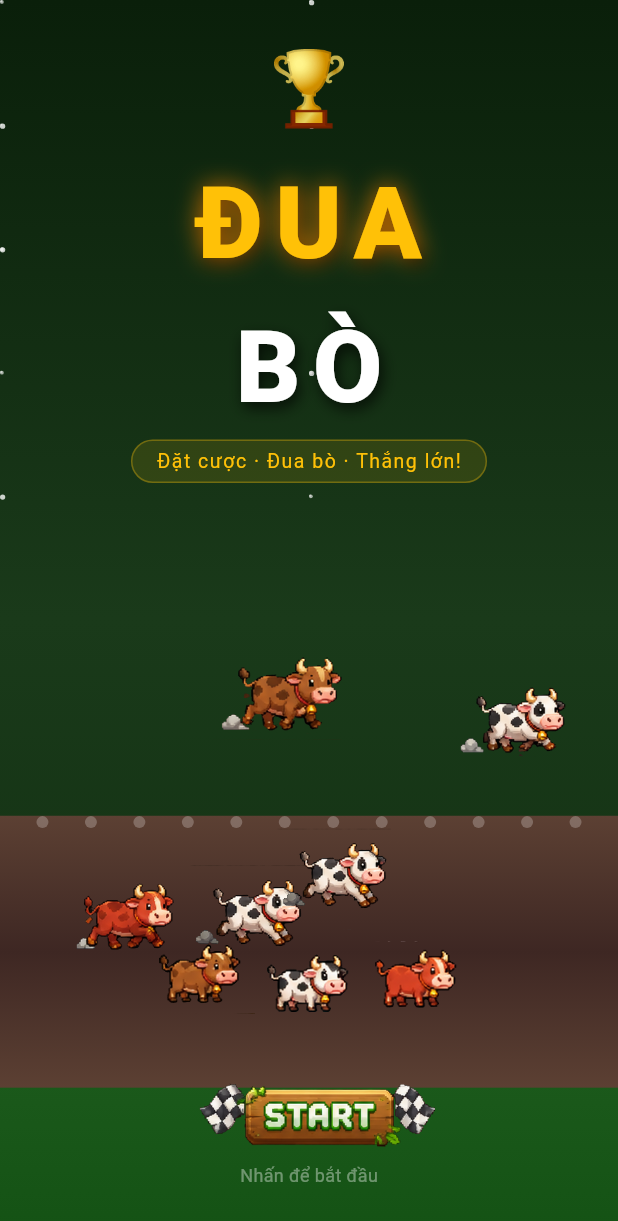
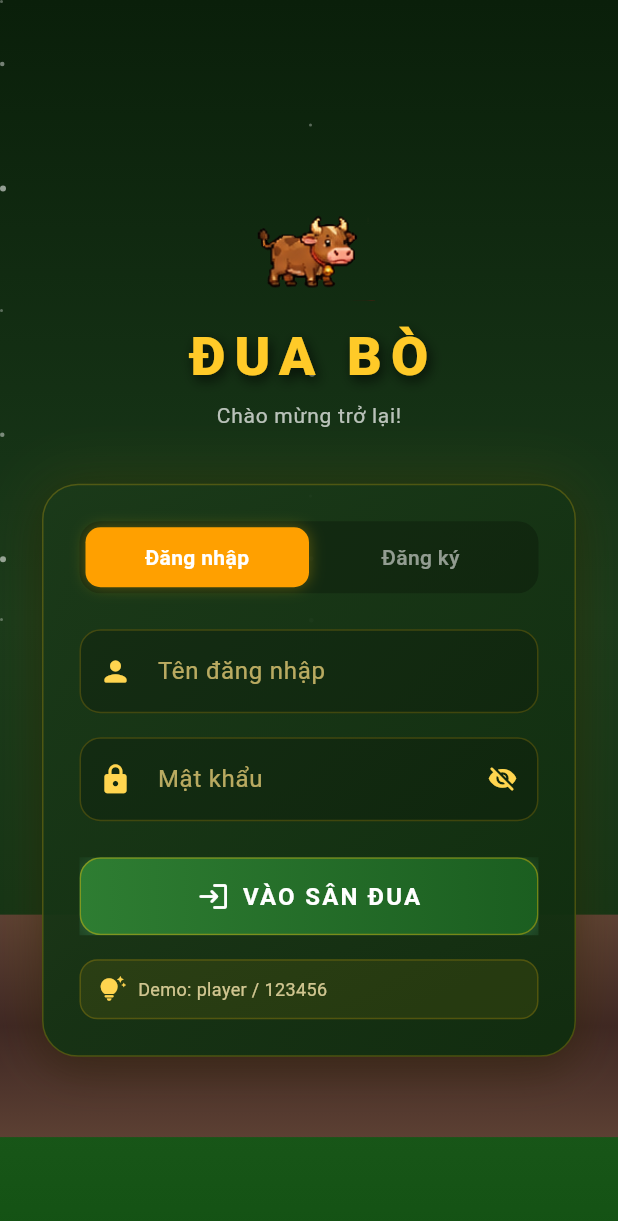
Before and after one commit to dataiyeumenh/racing-game-mini-project, a Flutter app: the screen it shows after launch, on a phone screen of 412 x 824 dp. Shown: the top 1221 px of the screen. Run offline on Flutter 3.47's test engine with Material 3 defaults, Android fonts, the phone set to English and light mode, and no system bars; our stand-ins replace audioplayers, shared_preferences.

Commit message:
Add login screen with local authentication flow.
Includes themed login/register UI, session persistence, and logout on home screen.

Co-authored-by: Cursor <cursoragent@cursor.com>

```diff
--- a/lib/main.dart
+++ b/lib/main.dart
@@ -1,7 +1,12 @@
 import 'package:flutter/material.dart';
+
 import 'screens/home_screen.dart';
+import 'screens/login_screen.dart';
+import 'services/auth_service.dart';
 
-void main() {
+void main() async {
+  WidgetsFlutterBinding.ensureInitialized();
+  await AuthService.instance.init();
   runApp(const CowRacingApp());
 }
 
@@ -13,7 +18,26 @@ class CowRacingApp extends StatelessWidget {
     return MaterialApp(
       title: 'Bò Đua',
       debugShowCheckedModeBanner: false,
-      home: const HomeScreen(),
+      theme: ThemeData(
+        colorScheme: ColorScheme.fromSeed(
+          seedColor: const Color(0xFF2E7D32),
+          brightness: Brightness.dark,
+        ),
+        useMaterial3: true,
+      ),
+      home: const AuthGate(),
     );
   }
 }
+
+class AuthGate extends StatelessWidget {
+  const AuthGate({super.key});
+
+  @override
+  Widget build(BuildContext context) {
+    if (AuthService.instance.isLoggedIn) {
+      return const HomeScreen();
+    }
+    return const LoginScreen();
+  }
+}
--- a/lib/screens/home_screen.dart
+++ b/lib/screens/home_screen.dart
@@ -2,7 +2,9 @@ import 'dart:async';
 import 'dart:math';
 import 'package:flutter/material.dart';
 import 'game_screen.dart';
+import 'login_screen.dart';
 import '../services/audio_service.dart';
+import '../services/auth_service.dart';
 
 class HomeScreen extends StatefulWidget {
   const HomeScreen({super.key});
@@ -213,7 +215,66 @@ class _HomeScreenState extends State<HomeScreen>
           SafeArea(
             child: Column(
               children: [
-                const SizedBox(height: 24),
+                Padding(
+                  padding: const EdgeInsets.fromLTRB(16, 8, 16, 0),
+                  child: Row(
+                    children: [
+                      Container(
+                        padding: const EdgeInsets.symmetric(
+                          horizontal: 12,
+                          vertical: 6,
+                        ),
+                        decoration: BoxDecoration(
+                          color: Colors.black.withAlpha(80),
+                          borderRadius: BorderRadius.circular(20),
+                          border: Border.all(color: Colors.amber.withAlpha(60)),
+                        ),
+                        child: Row(
+                          mainAxisSize: MainAxisSize.min,
+                          children: [
+                            Icon(
+                              Icons.person_rounded,
+                              size: 16,
+                              color: Colors.amber.shade300,
+                            ),
+                            const SizedBox(width: 6),
+                            Text(
+                              AuthService.instance.currentUsername ?? 'Player',
+                              style: TextStyle(
+                                color: Colors.amber.shade100,
+                                fontSize: 13,
+                                fontWeight: FontWeight.w600,
+                              ),
+                            ),
+                          ],
+                        ),
+                      ),
+                      const Spacer(),
+                      IconButton(
+                        tooltip: 'Đăng xuất',
+                        onPressed: () async {
+                          await AuthService.instance.logout();
+                          if (!context.mounted) return;
+                          Navigator.of(context).pushReplacement(
+                            PageRouteBuilder(
+                              pageBuilder: (_, anim, __) =>
+                                  const LoginScreen(),
+                              transitionsBuilder: (_, anim, __, child) =>
+                                  FadeTransition(opacity: anim, child: child),
+                              transitionDuration:
+                                  const Duration(milliseconds: 400),
+                            ),
+                          );
+                        },
+                        icon: Icon(
+                          Icons.logout_rounded,
+                          color: Colors.white.withAlpha(180),
+                        ),
+                      ),
+                    ],
+                  ),
+                ),
+                const SizedBox(height: 8),
 
                 // Trophy icon
                 const Text('🏆', style: TextStyle(fontSize: 48)),
--- /dev/null
+++ b/lib/screens/login_screen.dart
@@ -0,0 +1,520 @@
+import 'package:flutter/material.dart';
+
+import '../services/auth_service.dart';
+import 'home_screen.dart';
+
+class LoginScreen extends StatefulWidget {
+  const LoginScreen({super.key});
+
+  @override
+  State<LoginScreen> createState() => _LoginScreenState();
+}
+
+class _LoginScreenState extends State<LoginScreen>
+    with SingleTickerProviderStateMixin {
+  final _formKey = GlobalKey<FormState>();
+  final _usernameController = TextEditingController();
+  final _passwordController = TextEditingController();
+  final _auth = AuthService.instance;
+
+  bool _isRegister = false;
+  bool _obscurePassword = true;
+  bool _isLoading = false;
+
+  late AnimationController _floatController;
+  late Animation<double> _floatAnim;
+
+  @override
+  void initState() {
+    super.initState();
+    _floatController = AnimationController(
+      vsync: this,
+      duration: const Duration(milliseconds: 1800),
+    )..repeat(reverse: true);
+    _floatAnim = Tween<double>(begin: -6, end: 6).animate(
+      CurvedAnimation(parent: _floatController, curve: Curves.easeInOut),
+    );
+  }
+
+  @override
+  void dispose() {
+    _usernameController.dispose();
+    _passwordController.dispose();
+    _floatController.dispose();
+    super.dispose();
+  }
+
+  Future<void> _submit() async {
+    if (!_formKey.currentState!.validate()) return;
+
+    setState(() => _isLoading = true);
+    final username = _usernameController.text;
+    final password = _passwordController.text;
+
+    if (_isRegister) {
+      final error = await _auth.register(username, password);
+      if (!mounted) return;
+      setState(() => _isLoading = false);
+
+      if (error != null) {
+        _showMessage(error, isError: true);
+        return;
+      }
+      _goHome();
+    } else {
+      final ok = await _auth.login(username, password);
+      if (!mounted) return;
+      setState(() => _isLoading = false);
+
+      if (!ok) {
+        _showMessage('Sai tên đăng nhập hoặc mật khẩu', isError: true);
+        return;
+      }
+      _goHome();
+    }
+  }
+
+  void _goHome() {
+    Navigator.of(context).pushReplacement(
+      PageRouteBuilder(
+        pageBuilder: (_, anim, __) => const HomeScreen(),
+        transitionsBuilder: (_, anim, __, child) =>
+            FadeTransition(opacity: anim, child: child),
+        transitionDuration: const Duration(milliseconds: 450),
+      ),
+    );
+  }
+
+  void _showMessage(String text, {required bool isError}) {
+    ScaffoldMessenger.of(context).showSnackBar(
+      SnackBar(
+        content: Text(text),
+        backgroundColor: isError ? Colors.red.shade700 : Colors.green.shade700,
+        behavior: SnackBarBehavior.floating,
+        shape: RoundedRectangleBorder(borderRadius: BorderRadius.circular(12)),
+      ),
+    );
+  }
+
+  @override
+  Widget build(BuildContext context) {
+    final size = MediaQuery.of(context).size;
+
+    return Scaffold(
+      body: Stack(
+        children: [
+          const _LoginBackground(),
+          ...List.generate(14, (i) {
+            final rx = (i * 137.5) % 1.0;
+            final ry = (i * 97.3) % 0.55;
+            return Positioned(
+              left: rx * size.width,
+              top: ry * size.height,
+              child: Container(
+                width: 2 + (i % 3),
+                height: 2 + (i % 3),
+                decoration: BoxDecoration(
+                  color: Colors.white.withAlpha(80 + (i % 3) * 30),
+                  shape: BoxShape.circle,
+                ),
+              ),
+            );
+          }),
+          SafeArea(
+            child: Center(
+              child: SingleChildScrollView(
+                padding: const EdgeInsets.symmetric(horizontal: 28, vertical: 24),
+                child: Form(
+                  key: _formKey,
+                  child: Column(
+                    mainAxisAlignment: MainAxisAlignment.center,
+                    children: [
+                      AnimatedBuilder(
+                        animation: _floatAnim,
+                        builder: (_, child) => Transform.translate(
+                          offset: Offset(0, _floatAnim.value),
+                          child: child,
+                        ),
+                        child: Column(
+                          children: [
+                            Image.asset(
+                              'assets/images/cow_brown_idle.png',
+                              width: 88,
+                              height: 88,
+                              errorBuilder: (_, _, _) => const Text(
+                                '🐂',
+                                style: TextStyle(fontSize: 72),
+                              ),
+                            ),
+                            const SizedBox(height: 8),
+                            Text(
+                              'ĐUA BÒ',
+                              style: TextStyle(
+                                fontSize: 36,
+                                fontWeight: FontWeight.w900,
+                                letterSpacing: 6,
+                                color: Colors.amber.shade400,
+                                shadows: [
+                                  Shadow(
+                                    color: Colors.black.withAlpha(180),
+                                    blurRadius: 10,
+                                    offset: const Offset(2, 3),
+                                  ),
+                                ],
+                              ),
+                            ),
+                            const SizedBox(height: 4),
+                            Text(
+                              _isRegister ? 'Tạo tài khoản mới' : 'Chào mừng trở lại!',
+                              style: TextStyle(
+                                color: Colors.white.withAlpha(180),
+                                fontSize: 14,
+                                letterSpacing: 0.5,
+                              ),
+                            ),
+                          ],
+                        ),
+                      ),
+                      const SizedBox(height: 32),
+                      _buildCard(
+                        child: Column(
+                          crossAxisAlignment: CrossAxisAlignment.stretch,
+                          children: [
+                            _buildTabSwitcher(),
+                            const SizedBox(height: 24),
+                            _buildField(
+                              controller: _usernameController,
+                              label: 'Tên đăng nhập',
+                              icon: Icons.person_rounded,
+                              validator: (v) {
+                                if (v == null || v.trim().isEmpty) {
+                                  return 'Nhập tên đăng nhập';
+                                }
+                                if (_isRegister && v.trim().length < 3) {
+                                  return 'Ít nhất 3 ký tự';
+                                }
+                                return null;
+                              },
+                            ),
+                            const SizedBox(height: 16),
+                            _buildField(
+                              controller: _passwordController,
+                              label: 'Mật khẩu',
+                              icon: Icons.lock_rounded,
+                              obscure: _obscurePassword,
+                              suffix: IconButton(
+                                icon: Icon(
+                                  _obscurePassword
+                                      ? Icons.visibility_off_rounded
+                                      : Icons.visibility_rounded,
+                                  color: Colors.amber.shade300,
+                                  size: 20,
+                                ),
+                                onPressed: () => setState(
+                                  () => _obscurePassword = !_obscurePassword,
+                                ),
+                              ),
+                              validator: (v) {
+                                if (v == null || v.isEmpty) {
+                                  return 'Nhập mật khẩu';
+                                }
+                                if (_isRegister && v.length < 6) {
+                                  return 'Ít nhất 6 ký tự';
+                                }
+                                return null;
+                              },
+                            ),
+                            const SizedBox(height: 24),
+                            _buildSubmitButton(),
+                            if (!_isRegister) ...[
+                              const SizedBox(height: 16),
+                              _buildDemoHint(),
+                            ],
+                          ],
+                        ),
+                      ),
+                    ],
+                  ),
+                ),
+              ),
+            ),
+          ),
+        ],
+      ),
+    );
+  }
+
+  Widget _buildCard({required Widget child}) {
+    return Container(
+      padding: const EdgeInsets.all(24),
+      decoration: BoxDecoration(
+        gradient: LinearGradient(
+          begin: Alignment.topLeft,
+          end: Alignment.bottomRight,
+          colors: [
+            const Color(0xFF1A3A1A).withAlpha(230),
+            const Color(0xFF0F2D0F).withAlpha(240),
+          ],
+        ),
+        borderRadius: BorderRadius.circular(24),
+        border: Border.all(color: Colors.amber.withAlpha(60)),
+        boxShadow: [
+          BoxShadow(
+            color: Colors.black.withAlpha(100),
+            blurRadius: 24,
+            offset: const Offset(0, 8),
+          ),
+          BoxShadow(
+            color: Colors.amber.withAlpha(25),
+            blurRadius: 32,
+            spreadRadius: 2,
+          ),
+        ],
+      ),
+      child: child,
+    );
+  }
+
+  Widget _buildTabSwitcher() {
+    return Container(
+      padding: const EdgeInsets.all(4),
+      decoration: BoxDecoration(
+        color: Colors.black.withAlpha(60),
+        borderRadius: BorderRadius.circular(14),
+      ),
+      child: Row(
+        children: [
+          _tabButton('Đăng nhập', !_isRegister, () {
+            setState(() => _isRegister = false);
+          }),
+          _tabButton('Đăng ký', _isRegister, () {
+            setState(() => _isRegister = true);
+          }),
+        ],
+      ),
+    );
+  }
+
+  Widget _tabButton(String label, bool active, VoidCallback onTap) {
+    return Expanded(
+      child: GestureDetector(
+        onTap: onTap,
+        child: AnimatedContainer(
+          duration: const Duration(milliseconds: 200),
+          padding: const EdgeInsets.symmetric(vertical: 10),
+          decoration: BoxDecoration(
+            color: active ? Colors.amber.shade700 : Colors.transparent,
+            borderRadius: BorderRadius.circular(10),
+            boxShadow: active
+                ? [
+                    BoxShadow(
+                      color: Colors.amber.withAlpha(80),
+                      blurRadius: 8,
+                    ),
+                  ]
+                : null,
+          ),
+          child: Text(
+            label,
+            textAlign: TextAlign.center,
+            style: TextStyle(
+              color: active ? Colors.white : Colors.white54,
+              fontWeight: active ? FontWeight.bold : FontWeight.w500,
+              fontSize: 14,
+            ),
+          ),
+        ),
+      ),
+    );
+  }
+
+  Widget _buildField({
+    required TextEditingController controller,
+    required String label,
+    required IconData icon,
+    required String? Function(String?) validator,
+    bool obscure = false,
+    Widget? suffix,
+  }) {
+    return TextFormField(
+      controller: controller,
+      obscureText: obscure,
+      validator: validator,
+      style: const TextStyle(color: Colors.white),
+      decoration: InputDecoration(
+        labelText: label,
+        labelStyle: TextStyle(color: Colors.amber.shade200.withAlpha(180)),
+        prefixIcon: Icon(icon, color: Colors.amber.shade300, size: 22),
+        suffixIcon: suffix,
+        filled: true,
+        fillColor: Colors.black.withAlpha(50),
+        enabledBorder: OutlineInputBorder(
+          borderRadius: BorderRadius.circular(14),
+          borderSide: BorderSide(color: Colors.amber.withAlpha(50)),
+        ),
+        focusedBorder: OutlineInputBorder(
+          borderRadius: BorderRadius.circular(14),
+          borderSide: BorderSide(color: Colors.amber.shade400, width: 1.5),
+        ),
+        errorBorder: OutlineInputBorder(
+          borderRadius: BorderRadius.circular(14),
+          borderSide: const BorderSide(color: Colors.redAccent),
+        ),
+        focusedErrorBorder: OutlineInputBorder(
+          borderRadius: BorderRadius.circular(14),
+          borderSide: const BorderSide(color: Colors.redAccent, width: 1.5),
+        ),
+        errorStyle: const TextStyle(color: Colors.redAccent, fontSize: 12),
+      ),
+    );
+  }
+
+  Widget _buildSubmitButton() {
+    return Material(
+      color: Colors.transparent,
+      child: InkWell(
+        onTap: _isLoading ? null : _submit,
+        borderRadius: BorderRadius.circular(14),
+        child: Ink(
+          height: 52,
+          decoration: BoxDecoration(
+            gradient: LinearGradient(
+              colors: _isLoading
+                  ? [Colors.grey.shade600, Colors.grey.shade700]
+                  : [const Color(0xFF2E7D32), const Color(0xFF1B5E20)],
+            ),
+            borderRadius: BorderRadius.circular(14),
+            border: Border.all(color: Colors.amber.withAlpha(100)),
+            boxShadow: _isLoading
+                ? null
+                : [
+                    BoxShadow(
+                      color: Colors.greenAccent.withAlpha(80),
+                      blurRadius: 16,
+                      offset: const Offset(0, 4),
+                    ),
+                  ],
+          ),
+          child: Center(
+            child: _isLoading
+                ? const SizedBox(
+                    width: 24,
+                    height: 24,
+                    child: CircularProgressIndicator(
+                      strokeWidth: 2.5,
+                      color: Colors.white,
+                    ),
+                  )
+                : Row(
+                    mainAxisSize: MainAxisSize.min,
+                    children: [
+                      Icon(
+                        _isRegister ? Icons.person_add_rounded : Icons.login_rounded,
+                        color: Colors.white,
+                        size: 22,
+                      ),
+                      const SizedBox(width: 8),
+                      Text(
+                        _isRegister ? 'TẠO TÀI KHOẢN' : 'VÀO SÂN ĐUA',
+                        style: const TextStyle(
+                          color: Colors.white,
+                          fontSize: 16,
+                          fontWeight: FontWeight.bold,
+                          letterSpacing: 1.5,
+                        ),
+                      ),
+                    ],
+                  ),
+          ),
+        ),
+      ),
+    );
+  }
+
+  Widget _buildDemoHint() {
+    return Container(
+      padding: const EdgeInsets.symmetric(horizontal: 12, vertical: 10),
+      decoration: BoxDecoration(
+        color: Colors.amber.withAlpha(20),
+        borderRadius: BorderRadius.circular(12),
+        border: Border.all(color: Colors.amber.withAlpha(50)),
+      ),
+      child: Row(
+        children: [
+          Icon(Icons.tips_and_updates_rounded, color: Colors.amber.shade300, size: 18),
+          const SizedBox(width: 8),
+          Expanded(
+            child: Text(
+              'Demo: player / 123456',
+              style: TextStyle(
+                color: Colors.amber.shade100.withAlpha(200),
+                fontSize: 12,
+              ),
+            ),
+          ),
+        ],
+      ),
+    );
+  }
+}
+
+class _LoginBackground extends StatelessWidget {
+  const _LoginBackground();
+
+  @override
+  Widget build(BuildContext context) {
+    final size = MediaQuery.of(context).size;
+
+    return Stack(
+      children: [
+        Container(
+          decoration: const BoxDecoration(
+            gradient: LinearGradient(
+              begin: Alignment.topCenter,
+              end: Alignment.bottomCenter,
+              colors: [
+                Color(0xFF0A1F0A),
+                Color(0xFF1A3A1A),
+                Color(0xFF0F2D0F),
+              ],
+            ),
+          ),
+        ),
+        Positioned(
+          bottom: 0,
+          left: 0,
+          right: 0,
+          child: Container(
+            height: size.height * 0.22,
+            decoration: const BoxDecoration(
+              gradient: LinearGradient(
+                begin: Alignment.topCenter,
+                end: Alignment.bottomCenter,
+                colors: [Color(0xFF1E5C1E), Color(0xFF145214)],
+              ),
+            ),
+          ),
+        ),
+        Positioned(
+          bottom: size.height * 0.08,
+          left: 0,
+          right: 0,
+          child: Container(
+            height: size.height * 0.18,
+            decoration: const BoxDecoration(
+              gradient: LinearGradient(
+                begin: Alignment.topCenter,
+                end: Alignment.bottomCenter,
+                colors: [
+                  Color(0xFF5C4033),
+                  Color(0xFF3E2723),
+                  Color(0xFF5C4033),
+                ],
+              ),
+            ),
+          ),
+        ),
+      ],
+    );
+  }
+}
--- /dev/null
+++ b/lib/services/auth_service.dart
@@ -0,0 +1,90 @@
+import 'dart:convert';
+
+import 'package:shared_preferences/shared_preferences.dart';
+
+class AuthService {
+  AuthService._();
+  static final AuthService instance = AuthService._();
+
+  static const _keyLoggedIn = 'auth_logged_in';
+  static const _keyUsername = 'auth_username';
+  static const _keyUsers = 'auth_users';
+
+  static const _defaultUsers = {
+    'player': '123456',
+    'admin': 'admin123',
+  };
+
+  SharedPreferences? _prefs;
+
+  Future<void> init() async {
+    _prefs ??= await SharedPreferences.getInstance();
+    final users = _loadUsers();
+    var changed = false;
+    for (final entry in _defaultUsers.entries) {
+      if (!users.containsKey(entry.key)) {
+        users[entry.key] = entry.value;
+        changed = true;
+      }
+    }
+    if (changed) {
+      await _saveUsers(users);
+    }
+  }
+
+  Map<String, String> _loadUsers() {
+    final raw = _prefs?.getString(_keyUsers);
+    if (raw == null || raw.isEmpty) return {};
+    final decoded = jsonDecode(raw) as Map<String, dynamic>;
+    return decoded.map((k, v) => MapEntry(k, v as String));
+  }
+
+  Future<void> _saveUsers(Map<String, String> users) async {
+    await _prefs?.setString(_keyUsers, jsonEncode(users));
+  }
+
+  bool get isLoggedIn => _prefs?.getBool(_keyLoggedIn) ?? false;
+
+  String? get currentUsername => _prefs?.getString(_keyUsername);
+
+  Future<bool> login(String username, String password) async {
+    final name = username.trim();
+    if (name.isEmpty || password.isEmpty) return false;
+
+    final users = _loadUsers();
+    if (users[name] != password) return false;
+
+    await _prefs?.setBool(_keyLoggedIn, true);
+    await _prefs?.setString(_keyUsername, name);
+    return true;
+  }
+
+  Future<String?> register(String username, String password) async {
+    final name = username.trim();
+    if (name.isEmpty || password.isEmpty) {
+      return 'Vui lòng nhập đầy đủ thông tin';
+    }
+    if (name.length < 3) {
+      return 'Tên đăng nhập phải có ít nhất 3 ký tự';
+    }
+    if (password.length < 6) {
+      return 'Mật khẩu phải có ít nhất 6 ký tự';
+    }
+
+    final users = _loadUsers();
+    if (users.containsKey(name)) {
+      return 'Tên đăng nhập đã tồn tại';
+    }
+
+    users[name] = password;
+    await _saveUsers(users);
+    await _prefs?.setBool(_keyLoggedIn, true);
+    await _prefs?.setString(_keyUsername, name);
+    return null;
+  }
+
+  Future<void> logout() async {
+    await _prefs?.setBool(_keyLoggedIn, false);
+    await _prefs?.remove(_keyUsername);
+  }
+}
--- a/pubspec.yaml
+++ b/pubspec.yaml
@@ -19,7 +19,7 @@ publish_to: "none" # Remove this line if you wish to publish to pub.dev
 version: 1.0.0+1
 
 environment:
-  sdk: ^3.12.0
+  sdk: ^3.11.0
 
 # Dependencies specify other packages that your package needs in order to work.
 # To automatically upgrade your package dependencies to the latest versions
@@ -35,6 +35,7 @@ dependencies:
   # Use with the CupertinoIcons class for iOS style icons.
   cupertino_icons: ^1.0.8
   audioplayers: ^6.1.0
+  shared_preferences: ^2.5.3
 
 dev_dependencies:
   flutter_test:
```
Also changed, not shown: pubspec.lock, 1 other file.
